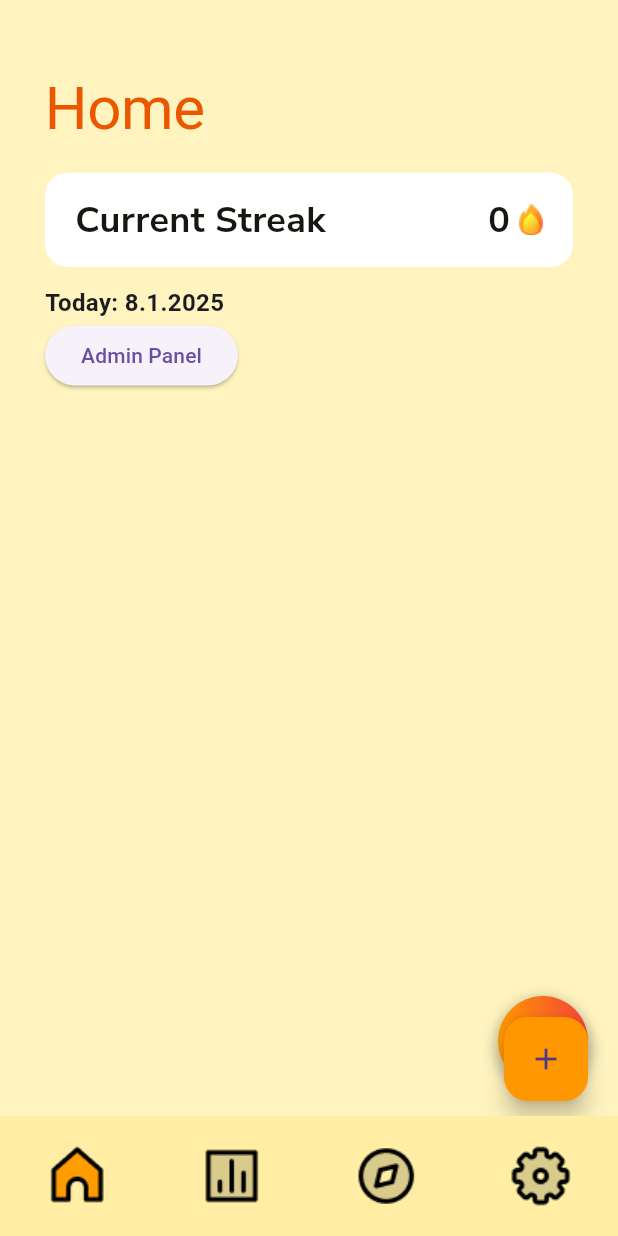
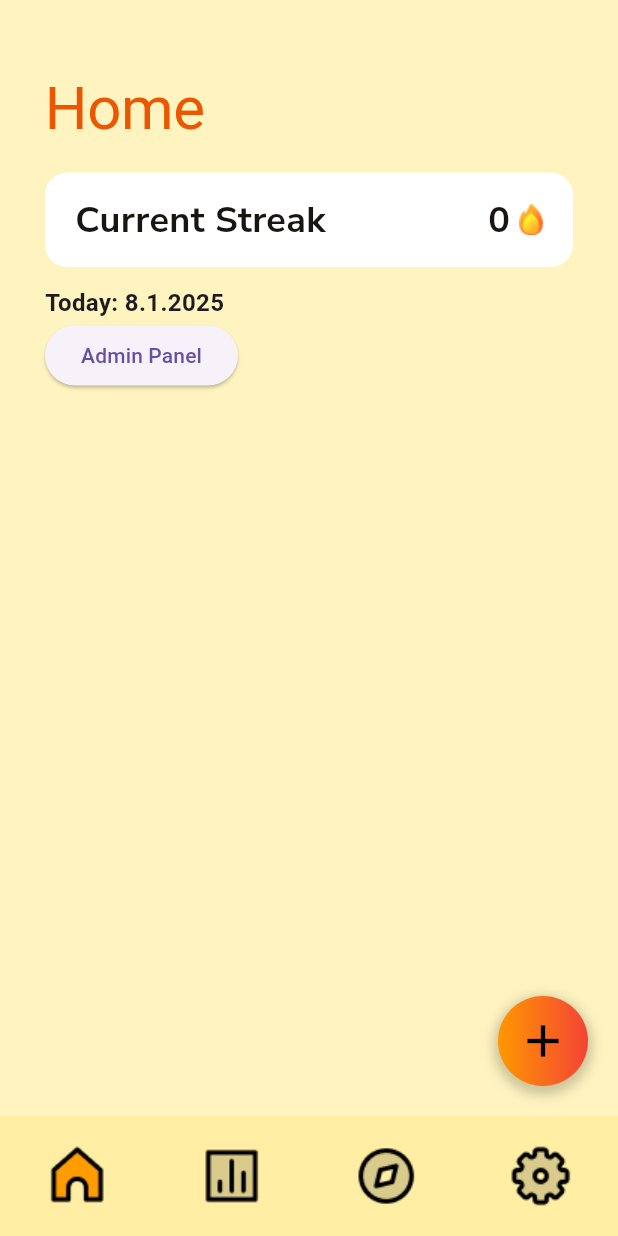
Before and after one commit to kjeegg/STREAKZ, a Flutter app: the screen it shows after launch, on a phone screen of 412 x 824 dp. Run offline on Flutter 3.47's test engine with Material 3 defaults, Android fonts, the phone set to English and light mode, and no system bars; our stand-ins replace google_fonts, shared_preferences; Roboto replaces fonts that are missing (Coiny).

Commit message:
fix : floating add habit button accidentally appeared

```diff
--- a/lib/screens/main_screen.dart
+++ b/lib/screens/main_screen.dart
@@ -37,10 +37,7 @@ class _MainScreenState extends State<MainScreen> {
   Widget build(BuildContext context) {
     return Scaffold(
       // Вместо floatingActionButton — используем Stack в body
-      body: Stack(
-        children: [
-          // Анимированный PageView с экранами
-          PageView(
+      body: PageView(
         controller: _pageController,
         onPageChanged: (index) {
           setState(() {
@@ -48,28 +45,6 @@ class _MainScreenState extends State<MainScreen> {
           });
         },
         children: _screens,
-          ),
-
-          // Позиционируем кнопку "Add Habit" где хотим
-          Positioned(
-            // Например, на 20 пикселей от правого края и на 60 пикселей выше нижнего края
-            right: 20,
-            bottom: 10,
-            child: FloatingActionButton(
-              onPressed: () {
-                // Переход на экран добавления привычки
-                Navigator.pushNamed(context, '/addHabit').then((_) {
-                  // Когда вернулись, если надо обновить HomeScreen (индекс 0)
-                  if (_currentIndex == 0) {
-                    // Например, вызвать метод обновления через GlobalKey или т.п.
-                  }
-                });
-              },
-              backgroundColor: Colors.orange,
-              child: const Icon(Icons.add),
-            ),
-          ),
-        ],
       ),
 
       // Нижняя панель навигации
```
Lines whose indentation alone changed are shown as unchanged.
